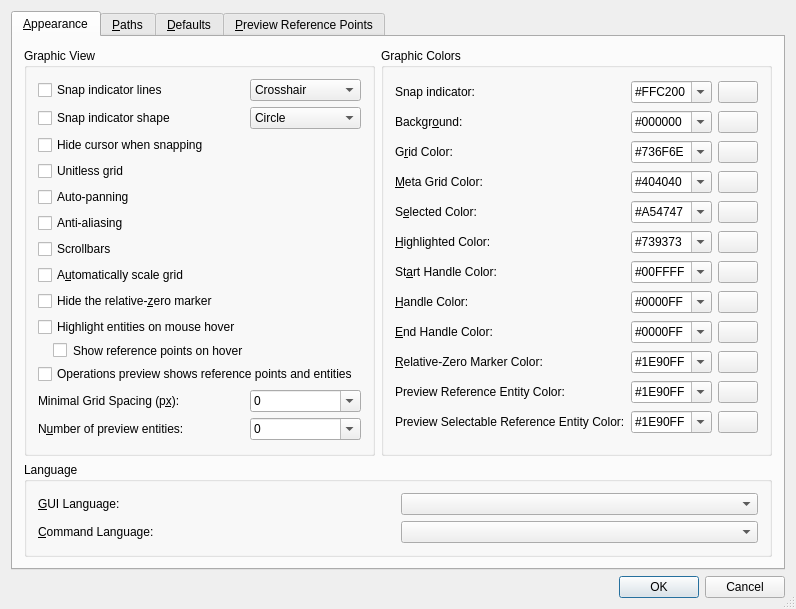
LibreCAD/LibreCAD, file librecad/src/ui/forms/qg_dlgoptionsgeneral.ui: the form before one commit.
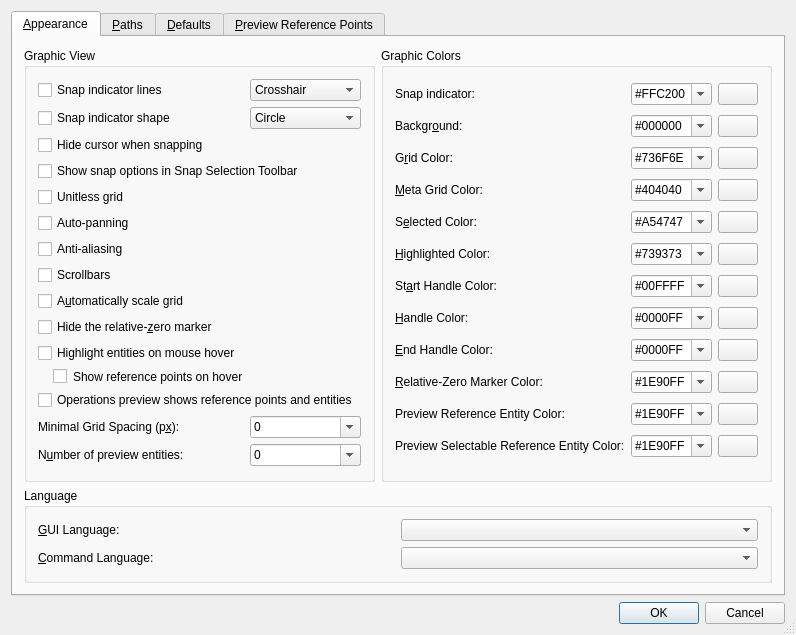
The form after the commit. Icons and pictures are not drawn.

Commit message: 1) fix for leaking options widgets in toolbar 2) disabling not relevant UI for print preview 3) disabling ui if no file, 3) rework of ownership for snap options widgets, 4) options for location of displaying snap options; 5) displaying snap options in snap toolbar

Diff of the .ui file:
```diff
--- a/librecad/src/ui/forms/qg_dlgoptionsgeneral.ui
+++ b/librecad/src/ui/forms/qg_dlgoptionsgeneral.ui
@@ -105,33 +105,6 @@
           <string>Graphic View</string>
          </property>
          <layout class="QGridLayout" name="graphic_view_layout">
-          <item row="2" column="0">
-           <widget class="QCheckBox" name="cursor_hiding_checkbox">
-            <property name="text">
-             <string>Hide cursor when snapping</string>
-            </property>
-           </widget>
-          </item>
-          <item row="6" column="0">
-           <widget class="QCheckBox" name="scrollbars_check_box">
-            <property name="text">
-             <string>Scrollbars</string>
-            </property>
-           </widget>
-          </item>
-          <item row="16" column="0">
-           <widget class="QLabel" name="lMinGridSpacing">
-            <property name="text">
-             <string>Minimal Grid Spacing (p&amp;x):</string>
-            </property>
-            <property name="wordWrap">
-             <bool>false</bool>
-            </property>
-            <property name="buddy">
-             <cstring>cbMaxPreview</cstring>
-            </property>
-           </widget>
-          </item>
           <item row="0" column="0">
            <widget class="QCheckBox" name="indicator_lines_checkbox">
             <property name="text">
@@ -142,17 +115,71 @@
             </property>
            </widget>
           </item>
-          <item row="8" column="0">
-           <widget class="QCheckBox" name="cbScaleGrid">
-            <property name="text">
-             <string>A&amp;utomatically scale grid</string>
+          <item row="18" column="1">
+           <widget class="QComboBox" name="cbMaxPreview">
+            <property name="editable">
+             <bool>true</bool>
             </property>
-            <property name="shortcut">
-             <string>Alt+U</string>
+            <item>
+             <property name="text">
+              <string notr="true">0</string>
+             </property>
+            </item>
+            <item>
+             <property name="text">
+              <string notr="true">50</string>
+             </property>
+            </item>
+            <item>
+             <property name="text">
+              <string notr="true">100</string>
+             </property>
+            </item>
+            <item>
+             <property name="text">
+              <string notr="true">200</string>
+             </property>
+            </item>
+            <item>
+             <property name="text">
+              <string notr="true">400</string>
+             </property>
+            </item>
+            <item>
+             <property name="text">
+              <string notr="true">800</string>
+             </property>
+            </item>
+           </widget>
+          </item>
+          <item row="1" column="0">
+           <widget class="QCheckBox" name="indicator_shape_checkbox">
+            <property name="text">
+             <string>Snap indicator shape</string>
             </property>
            </widget>
           </item>
           <item row="10" column="0">
+           <widget class="QCheckBox" name="cbHideRelativeZero">
+            <property name="text">
+             <string>Hide the relative-&amp;zero marker</string>
+            </property>
+            <property name="shortcut">
+             <string>Alt+Z</string>
+            </property>
+           </widget>
+          </item>
+          <item row="12" column="0">
+           <widget class="QCheckBox" name="cbShowRefPointsOnHovering">
+            <property name="styleSheet">
+             <string notr="true">margin-left:15px</string>
+            </property>
+            <property name="text">
+             <string>Show reference points on hover</string>
+            </property>
+           </widget>
+          </item>
+          <item row="11" column="0">
            <widget class="QCheckBox" name="cbVisualizeHovering">
             <property name="toolTip">
              <string>Visualize the entity under the cursor</string>
@@ -162,6 +189,20 @@
             </property>
            </widget>
           </item>
+          <item row="6" column="0">
+           <widget class="QCheckBox" name="cb_antialiasing">
+            <property name="text">
+             <string>Anti-aliasing</string>
+            </property>
+           </widget>
+          </item>
+          <item row="4" column="0">
+           <widget class="QCheckBox" name="cb_unitless_grid">
+            <property name="text">
+             <string>Unitless grid</string>
+            </property>
+           </widget>
+          </item>
           <item row="1" column="1">
            <widget class="QComboBox" name="indicator_shape_combobox">
             <property name="accessibleDescription">
@@ -184,122 +225,7 @@
             </item>
            </widget>
           </item>
-          <item row="11" column="0">
-           <widget class="QCheckBox" name="cbShowRefPointsOnHovering">
-            <property name="styleSheet">
-             <string notr="true">margin-left:15px</string>
-            </property>
-            <property name="text">
-             <string>Show reference points on hover</string>
-            </property>
-           </widget>
-          </item>
           <item row="17" column="1">
-           <widget class="QComboBox" name="cbMaxPreview">
-            <property name="editable">
-             <bool>true</bool>
-            </property>
-            <item>
-             <property name="text">
-              <string notr="true">0</string>
-             </property>
-            </item>
-            <item>
-             <property name="text">
-              <string notr="true">50</string>
-             </property>
-            </item>
-            <item>
-             <property name="text">
-              <string notr="true">100</string>
-             </property>
-            </item>
-            <item>
-             <property name="text">
-              <string notr="true">200</string>
-             </property>
-            </item>
-            <item>
-             <property name="text">
-              <string notr="true">400</string>
-             </property>
-            </item>
-            <item>
-             <property name="text">
-              <string notr="true">800</string>
-             </property>
-            </item>
-           </widget>
-          </item>
-          <item row="0" column="1">
-           <widget class="QComboBox" name="indicator_lines_combobox">
-            <property name="accessibleDescription">
-             <string notr="true"/>
-            </property>
-            <item>
-             <property name="text">
-              <string notr="true">Crosshair</string>
-             </property>
-            </item>
-            <item>
-             <property name="text">
-              <string notr="true">Crosshair2</string>
-             </property>
-            </item>
-            <item>
-             <property name="text">
-              <string notr="true">Isometric</string>
-             </property>
-            </item>
-            <item>
-             <property name="text">
-              <string notr="true">Spiderweb</string>
-             </property>
-            </item>
-           </widget>
-          </item>
-          <item row="17" column="0">
-           <widget class="QLabel" name="lMaxPreview">
-            <property name="text">
-             <string>N&amp;umber of preview entities:</string>
-            </property>
-            <property name="wordWrap">
-             <bool>false</bool>
-            </property>
-            <property name="buddy">
-             <cstring>cbMaxPreview</cstring>
-            </property>
-           </widget>
-          </item>
-          <item row="4" column="0">
-           <widget class="QCheckBox" name="cb_autopanning">
-            <property name="text">
-             <string>Auto-panning</string>
-            </property>
-           </widget>
-          </item>
-          <item row="5" column="0">
-           <widget class="QCheckBox" name="cb_antialiasing">
-            <property name="text">
-             <string>Anti-aliasing</string>
-            </property>
-           </widget>
-          </item>
-          <item row="3" column="0">
-           <widget class="QCheckBox" name="cb_unitless_grid">
-            <property name="text">
-             <string>Unitless grid</string>
-            </property>
-           </widget>
-          </item>
-          <item row="1" column="0">
-           <widget class="QCheckBox" name="indicator_shape_checkbox">
-            <property name="text">
-             <string>Snap indicator shape</string>
-            </property>
-           </widget>
-          </item>
-          <item row="16" column="1">
            <widget class="QComboBox" name="cbMinGridSpacing">
             <property name="editable">
              <bool>true</bool>
@@ -346,23 +272,104 @@
             </item>
            </widget>
           </item>
-          <item row="9" column="0">
-           <widget class="QCheckBox" name="cbHideRelativeZero">
+          <item row="17" column="0">
+           <widget class="QLabel" name="lMinGridSpacing">
             <property name="text">
-             <string>Hide the relative-&amp;zero marker</string>
+             <string>Minimal Grid Spacing (p&amp;x):</string>
             </property>
-            <property name="shortcut">
-             <string>Alt+Z</string>
+            <property name="wordWrap">
+             <bool>false</bool>
+            </property>
+            <property name="buddy">
+             <cstring>cbMaxPreview</cstring>
             </property>
            </widget>
           </item>
-          <item row="15" column="0" colspan="2">
+          <item row="16" column="0" colspan="2">
            <widget class="QCheckBox" name="cbDisplayRefPoints">
             <property name="text">
              <string>Operations preview shows reference points and entities </string>
             </property>
            </widget>
           </item>
+          <item row="9" column="0">
+           <widget class="QCheckBox" name="cbScaleGrid">
+            <property name="text">
+             <string>A&amp;utomatically scale grid</string>
+            </property>
+            <property name="shortcut">
+             <string>Alt+U</string>
+            </property>
+           </widget>
+          </item>
+          <item row="0" column="1">
+           <widget class="QComboBox" name="indicator_lines_combobox">
+            <property name="accessibleDescription">
+             <string notr="true"/>
+            </property>
+            <item>
+             <property name="text">
+              <string notr="true">Crosshair</string>
+             </property>
+            </item>
+            <item>
+             <property name="text">
+              <string notr="true">Crosshair2</string>
+             </property>
+            </item>
+            <item>
+             <property name="text">
+              <string notr="true">Isometric</string>
+             </property>
+            </item>
+            <item>
+             <property name="text">
+              <string notr="true">Spiderweb</string>
+             </property>
+            </item>
+           </widget>
+          </item>
+          <item row="2" column="0">
+           <widget class="QCheckBox" name="cursor_hiding_checkbox">
+            <property name="text">
+             <string>Hide cursor when snapping</string>
+            </property>
+           </widget>
+          </item>
+          <item row="5" column="0">
+           <widget class="QCheckBox" name="cb_autopanning">
+            <property name="text">
+             <string>Auto-panning</string>
+            </property>
+           </widget>
+          </item>
+          <item row="7" column="0">
+           <widget class="QCheckBox" name="scrollbars_check_box">
+            <property name="text">
+             <string>Scrollbars</string>
+            </property>
+           </widget>
+          </item>
+          <item row="18" column="0">
+           <widget class="QLabel" name="lMaxPreview">
+            <property name="text">
+             <string>N&amp;umber of preview entities:</string>
+            </property>
+            <property name="wordWrap">
+             <bool>false</bool>
+            </property>
+            <property name="buddy">
+             <cstring>cbMaxPreview</cstring>
+            </property>
+           </widget>
+          </item>
+          <item row="3" column="0" colspan="2">
+           <widget class="QCheckBox" name="cbShowSnapOptionsInSnapBar">
+            <property name="text">
+             <string>Show snap options in Snap Selection Toolbar</string>
+            </property>
+           </widget>
+          </item>
          </layout>
         </widget>
        </item>
```
The commit also changes 38 other files.
